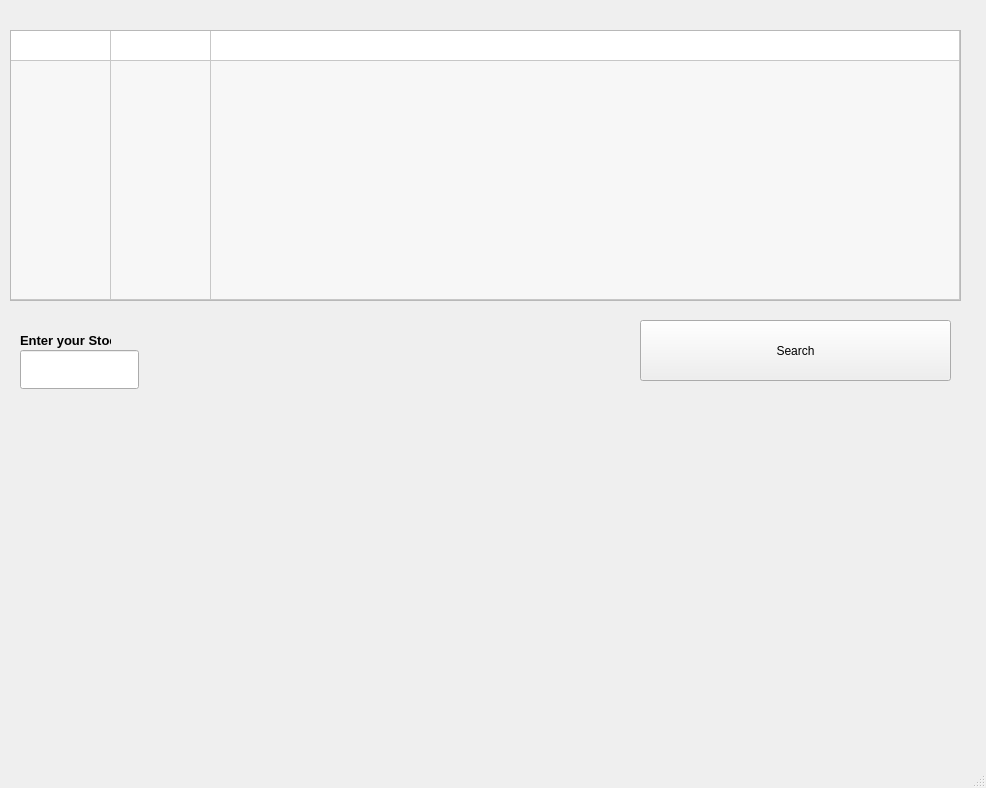
This is main.ui in zethsqx/simple-qf-calc-py as Qt 5 draws it before an edit. The edited form follows.
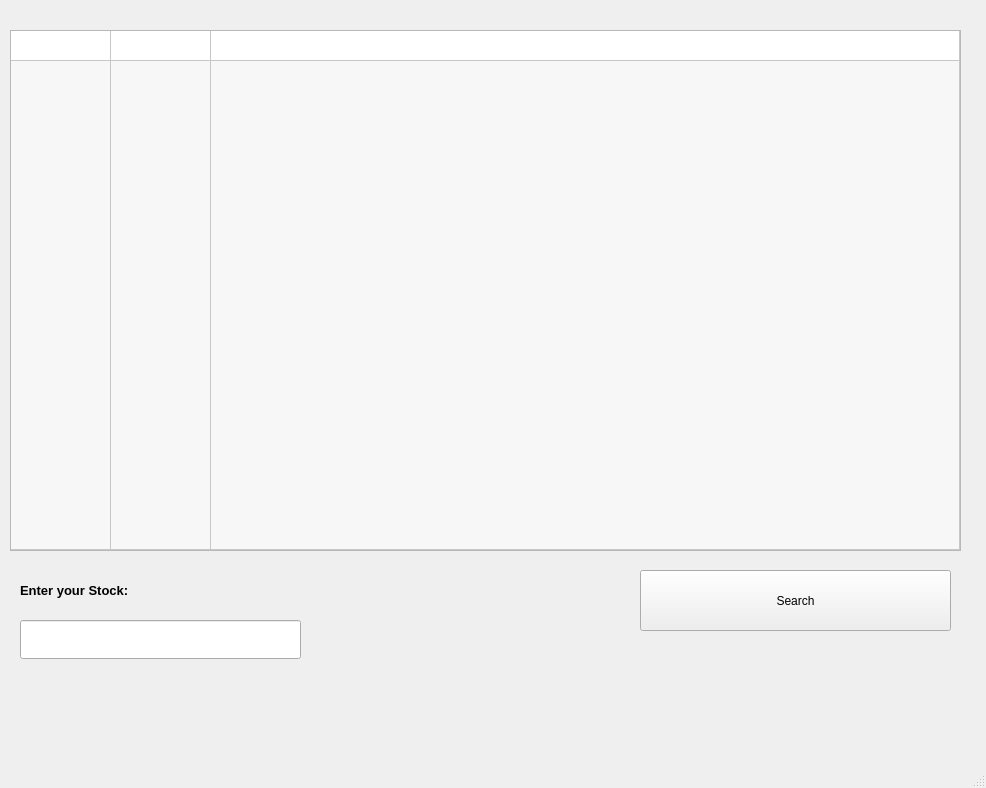
This is the edited form.

```diff
--- a/main.ui
+++ b/main.ui
@@ -26,7 +26,7 @@
       <x>10</x>
       <y>30</y>
       <width>951</width>
-      <height>271</height>
+      <height>521</height>
      </rect>
     </property>
     <property name="dragDropOverwriteMode">
@@ -84,8 +84,8 @@
     <property name="geometry">
      <rect>
       <x>20</x>
-      <y>310</y>
-      <width>91</width>
+      <y>560</y>
+      <width>321</width>
       <height>61</height>
      </rect>
     </property>
@@ -97,7 +97,7 @@
     <property name="geometry">
      <rect>
       <x>640</x>
-      <y>320</y>
+      <y>570</y>
       <width>311</width>
       <height>61</height>
      </rect>
@@ -123,8 +123,8 @@
     <property name="geometry">
      <rect>
       <x>20</x>
-      <y>350</y>
-      <width>119</width>
+      <y>620</y>
+      <width>281</width>
       <height>39</height>
      </rect>
     </property>
```
Left out of the diff: 2 changed lines with no effect on the pictures.
